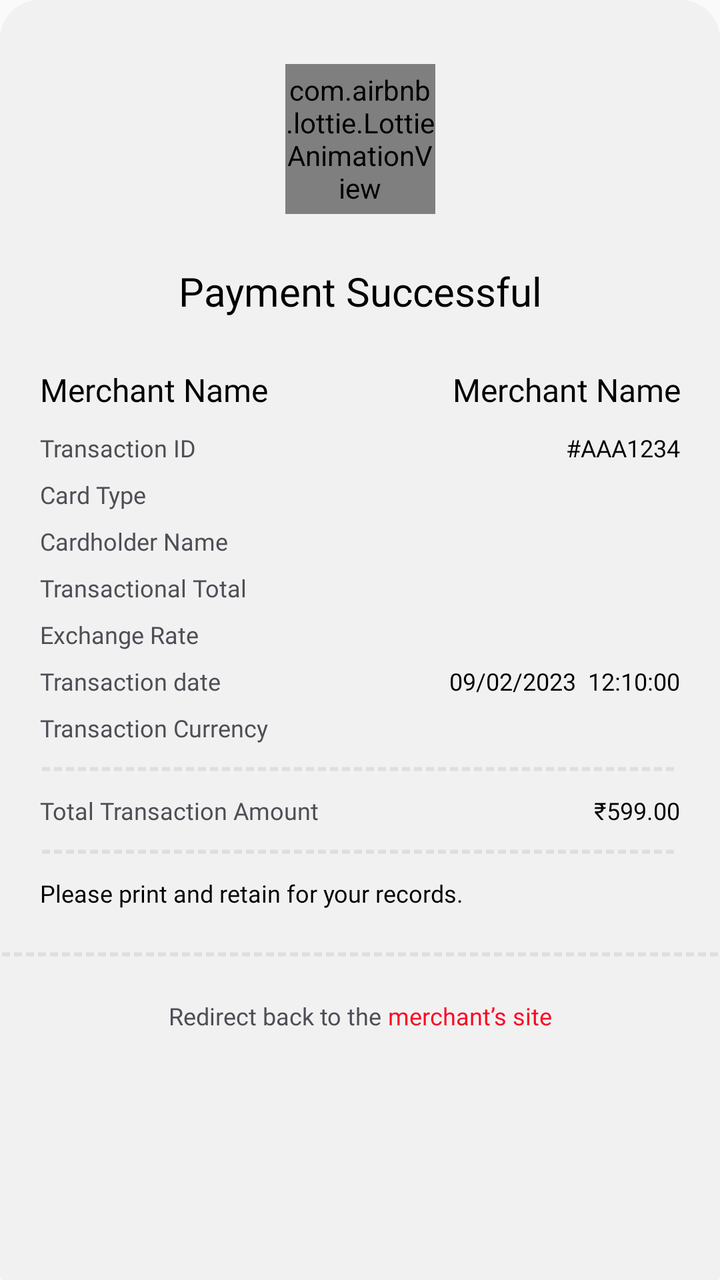
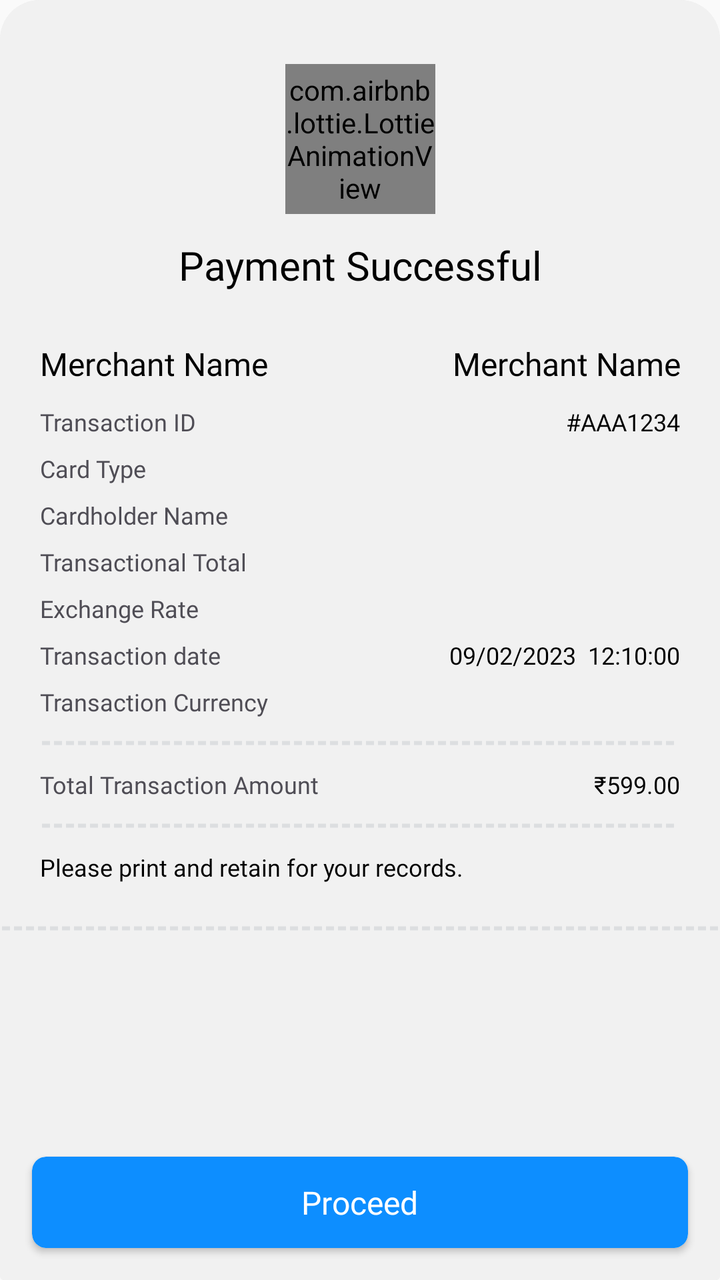

Screens rendered from an Android XML layout before and after an edit, with the pre-edit source and the edit as a unified diff.
<!-- AndroidManifest.xml: application theme AppTheme -->
<!-- res/layout/fragment_payment_successful_with_details_bottom_sheet.xml -->
<?xml version="1.0" encoding="utf-8"?>
<androidx.coordinatorlayout.widget.CoordinatorLayout xmlns:android="http://schemas.android.com/apk/res/android"
    xmlns:app="http://schemas.android.com/apk/res-auto"
    android:layout_width="match_parent"
    android:layout_height="wrap_content"
    android:background="@drawable/bottom_sheet_bg">

    <FrameLayout
        android:id="@+id/frameLayout1"
        android:layout_width="match_parent"
        android:layout_height="wrap_content"
        android:background="@drawable/bottom_sheet_bg">

        <androidx.constraintlayout.widget.ConstraintLayout
            android:id="@+id/constraintLayout123"
            android:layout_width="match_parent"
            android:layout_height="wrap_content"
            android:background="@drawable/bottom_sheet_bg">

            <RelativeLayout
                android:id="@+id/lottieAnimationViewConstraint"
                android:layout_width="wrap_content"
                android:layout_height="wrap_content"
                android:layout_marginTop="32dp"
                app:layout_constraintEnd_toEndOf="parent"
                app:layout_constraintStart_toStartOf="parent"
                app:layout_constraintTop_toTopOf="parent">

                <com.airbnb.lottie.LottieAnimationView
                    android:id="@+id/lottieAnimationView"
                    android:layout_width="75dp"
                    android:layout_height="75dp"
                    android:layout_centerInParent="true"
                    app:lottie_autoPlay="true"
                    app:lottie_fileName="complete_json.json"
                    app:lottie_loop="true" />

            </RelativeLayout>

            <androidx.constraintlayout.widget.ConstraintLayout
                android:id="@+id/clMainContainer"
                android:layout_width="match_parent"
                android:layout_height="wrap_content"
                android:layout_marginTop="25dp"
                android:layout_marginBottom="150dp"
                app:layout_constraintBottom_toTopOf="@+id/proceedButton"
                app:layout_constraintTop_toBottomOf="@+id/lottieAnimationViewConstraint"
                app:layout_constraintVertical_bias="0.5">

                <TextView
                    android:id="@+id/tvPaymentSuccess"
                    android:layout_width="wrap_content"
                    android:layout_height="wrap_content"
                    android:fontFamily="@font/poppins_medium"
                    android:text="Payment Successful"
                    android:textColor="#000000"
                    android:gravity="center"
                    android:textSize="20sp"
                    app:layout_constraintEnd_toEndOf="parent"
                    app:layout_constraintStart_toStartOf="parent"
                    app:layout_constraintTop_toTopOf="parent" />



                <LinearLayout
                    android:id="@+id/llMainContainer"
                    android:layout_width="0dp"
                    android:orientation="vertical"
                    app:layout_constraintStart_toStartOf="parent"
                    app:layout_constraintEnd_toEndOf="parent"
                    android:layout_marginStart="20dp"
                    android:layout_marginEnd="20dp"
                    app:layout_constraintTop_toBottomOf="@+id/tvPaymentSuccess"
                    android:layout_height="wrap_content"
                    android:layout_marginTop="25dp">

                    <LinearLayout
                        android:id="@+id/llMerchantName"
                        android:layout_width="match_parent"
                        android:orientation="horizontal"
                        android:layout_height="wrap_content"
                        app:layout_constraintEnd_toEndOf="@+id/transactionIDTextView"
                        app:layout_constraintStart_toStartOf="@+id/textView24"
                        app:layout_constraintTop_toBottomOf="@+id/textView"
                        android:weightSum="2">

                        <TextView
                            android:layout_width="0dp"
                            android:layout_weight="1"
                            android:layout_height="wrap_content"
                            android:fontFamily="@font/poppins_medium"
                            android:text="Merchant Name"
                            android:textColor="#000000"
                            android:textSize="16sp"
                            />

                        <TextView
                            android:id="@+id/tvMerchantName"
                            android:layout_width="0dp"
                            android:layout_weight="1"
                            android:layout_height="wrap_content"
                            android:fontFamily="@font/poppins_medium"
                            android:text="Merchant Name"
                            android:textColor="#000000"
                            android:textSize="16sp"
                            android:gravity="end"
                            />


                    </LinearLayout>

                    <LinearLayout
                        android:layout_width="match_parent"
                        android:orientation="horizontal"
                        android:layout_height="wrap_content"
                        android:layout_marginTop="10dp"
                        android:weightSum="2">

                        <TextView
                            android:id="@+id/textView24"
                            android:layout_width="0dp"
                            android:layout_height="wrap_content"
                            android:layout_weight="1"
                            android:fontFamily="@font/poppins"
                            android:text="Transaction ID"
                            android:textColor="#4F4D55"
                            android:textSize="12sp" />

                        <TextView
                            android:id="@+id/transactionIDTextView"
                            android:layout_width="0dp"
                            android:layout_weight="1"
                            android:layout_height="wrap_content"
                            android:fontFamily="@font/poppins_medium"
                            android:text="#AAA1234"
                            android:textColor="#000000"
                            android:gravity="end"
                            android:textSize="12sp" />


                    </LinearLayout>

                    <LinearLayout
                        android:id="@+id/llCardType"
                        android:layout_width="match_parent"
                        android:orientation="horizontal"
                        android:layout_height="wrap_content"
                        android:layout_marginTop="7dp"
                        android:weightSum="2">

                        <TextView
                            android:layout_width="0dp"
                            android:layout_weight="1"
                            android:layout_height="wrap_content"
                            android:fontFamily="@font/poppins"
                            android:text="Card Type"
                            android:textColor="#4F4D55"
                            android:textSize="12sp"
                            />

                        <TextView
                            android:id="@+id/tvCardType"
                            android:layout_width="0dp"
                            android:layout_height="wrap_content"
                            android:fontFamily="@font/poppins_medium"                            android:layout_weight="1"
                            android:text=""
                            android:gravity="end"
                            android:textColor="#000000"
                            android:textSize="12sp" />


                    </LinearLayout>


                    <LinearLayout
                        android:id="@+id/llCardHolderName"
                        android:layout_width="match_parent"
                        android:orientation="horizontal"
                        android:layout_height="wrap_content"
                        android:layout_marginTop="7dp"
                        android:weightSum="2">

                        <TextView
                            android:layout_width="0dp"
                            android:layout_height="wrap_content"
                            android:fontFamily="@font/poppins"                            android:layout_weight="1"
                            android:text="Cardholder Name"
                            android:textColor="#4F4D55"
                            android:textSize="12sp" />

                        <TextView
                            android:id="@+id/tvCardHolderName"
                            android:layout_width="0dp"
                            android:layout_height="wrap_content"
                            android:fontFamily="@font/poppins_medium"
                            android:layout_weight="1"
                            android:text=""
                            android:gravity="end"
                            android:textColor="#000000"
                            android:textSize="12sp" />

                    </LinearLayout>


                    <LinearLayout
                        android:id="@+id/llTransTotal"
                        android:layout_width="match_parent"
                        android:orientation="horizontal"
                        android:layout_height="wrap_content"
                        android:layout_marginTop="7dp"
                        android:weightSum="2">

                        <TextView
                            android:id="@+id/transTotalDCC"
                            android:layout_width="0dp"
                            android:layout_height="wrap_content"
                            android:fontFamily="@font/poppins"                            android:layout_weight="1"
                            android:text="Transactional Total"
                            android:textColor="#4F4D55"
                            android:textSize="12sp" />

                        <TextView
                            android:id="@+id/tvTransTotal"
                            android:layout_width="0dp"
                            android:layout_height="wrap_content"
                            android:fontFamily="@font/poppins_medium"
                            android:layout_weight="1"
                            android:text=""
                            android:gravity="end"
                            android:textColor="#000000"
                            android:textSize="12sp" />

                    </LinearLayout>

                    <LinearLayout
                        android:id="@+id/llExchangeRate"
                        android:layout_width="match_parent"
                        android:orientation="horizontal"
                        android:layout_height="wrap_content"
                        android:layout_marginTop="7dp"
                        android:weightSum="2">

                        <TextView
                            android:layout_width="0dp"
                            android:layout_height="wrap_content"
                            android:fontFamily="@font/poppins"                            android:layout_weight="1"
                            android:text="Exchange Rate"
                            android:textColor="#4F4D55"
                            android:textSize="12sp" />

                        <TextView
                            android:id="@+id/tvExchangeRate"
                            android:layout_width="0dp"
                            android:layout_height="wrap_content"
                            android:fontFamily="@font/poppins_medium"
                            android:layout_weight="1"
                            android:text=""
                            android:gravity="end"
                            android:textColor="#000000"
                            android:textSize="12sp" />


                    </LinearLayout>

                    <LinearLayout
                        android:id="@+id/llMargin"
                        android:layout_width="match_parent"
                        android:orientation="horizontal"
                        android:layout_height="wrap_content"
                        android:layout_marginTop="7dp"
                        android:visibility="gone"
                        android:weightSum="2">

                        <TextView
                            android:layout_width="0dp"
                            android:layout_height="wrap_content"
                            android:fontFamily="@font/poppins"                            android:layout_weight="1"
                            android:text="Margin"
                            android:textColor="#4F4D55"
                            android:textSize="12sp" />

                        <TextView
                            android:id="@+id/tvMargin"
                            android:layout_width="0dp"
                            android:layout_height="wrap_content"
                            android:fontFamily="@font/poppins_medium"
                            android:layout_weight="1"
                            android:text=""
                            android:gravity="end"
                            android:textColor="#000000"
                            android:textSize="12sp" />


                    </LinearLayout>

                    <LinearLayout
                        android:layout_width="match_parent"
                        android:orientation="horizontal"
                        android:layout_height="wrap_content"
                        android:layout_marginTop="7dp"
                        android:weightSum="2">

                        <TextView
                            android:id="@+id/textView26"
                            android:layout_width="0dp"
                            android:layout_height="wrap_content"
                            android:fontFamily="@font/poppins"
                            android:text="Transaction date"
                            android:layout_weight="1"
                            android:textColor="#4F4D55"
                            android:textSize="12sp" />

                        <TextView
                            android:id="@+id/transactionDateAndTimeTextView"
                            android:layout_width="0dp"
                            android:layout_weight="1"
                            android:gravity="end"
                            android:layout_height="wrap_content"
                            android:fontFamily="@font/poppins_medium"
                            android:text="09/02/2023  12:10:00"
                            android:textColor="#000000"
                            android:textSize="12sp"
                            app:layout_constraintEnd_toEndOf="parent" />


                    </LinearLayout>


                    <LinearLayout
                        android:id="@+id/llTransCurrency"
                        android:layout_width="match_parent"
                        android:orientation="horizontal"
                        android:layout_height="wrap_content"
                        android:layout_marginTop="7dp"
                        android:weightSum="2">

                        <TextView
                            android:layout_width="0dp"
                            android:layout_height="wrap_content"
                            android:fontFamily="@font/poppins"                            android:layout_weight="1"
                            android:text="Transaction Currency"
                            android:textColor="#4F4D55"
                            android:textSize="12sp" />

                        <TextView
                            android:id="@+id/tvTransCurrency"
                            android:layout_width="0dp"
                            android:layout_height="wrap_content"
                            android:fontFamily="@font/poppins_medium"
                            android:layout_weight="1"
                            android:text=""
                            android:gravity="end"
                            android:textColor="#000000"
                            android:textSize="12sp" />


                    </LinearLayout>


                    <View
                        android:layout_width="match_parent"
                        android:layout_height="5dp"
                        android:layout_marginTop="10dp"
                        android:background="@drawable/dotted_line" />



                    <LinearLayout
                        android:layout_width="match_parent"
                        android:orientation="horizontal"
                        android:layout_height="wrap_content"
                        android:layout_marginTop="10dp"
                        android:weightSum="2">

                        <TextView
                            android:id="@+id/textView25"
                            android:layout_width="0dp"
                            android:layout_weight="1"
                            android:layout_height="wrap_content"
                            android:fontFamily="@font/poppins"
                            android:text="Total Transaction Amount"
                            android:textColor="#4F4D55"
                            android:textSize="12sp" />

                        <TextView
                            android:id="@+id/transactionAmountTextView"
                            android:layout_width="0dp"
                            android:layout_height="wrap_content"
                            android:fontFamily="@font/inter_medium"
                            android:text="₹599.00"
                            android:layout_weight="1"
                            android:gravity="end"
                            android:textColor="#000000"
                            android:textSize="12sp" />


                    </LinearLayout>



                    <View
                        android:layout_width="match_parent"
                        android:layout_height="5dp"
                        android:layout_marginTop="10dp"
                        android:background="@drawable/dotted_line" />


                    <TextView
                        android:layout_marginTop="10dp"
                        android:id="@+id/tv_info"
                        android:layout_width="match_parent"
                        android:layout_height="wrap_content"
                        android:fontFamily="@font/poppins_medium"
                        android:text="Please print and retain for your records."
                        android:textColor="#000000"
                        android:textSize="12sp" />


                </LinearLayout>



            </androidx.constraintlayout.widget.ConstraintLayout>

            <View
                android:id="@+id/dottedLast"
                android:layout_width="match_parent"
                android:layout_height="5dp"
                android:layout_marginTop="20dp"
                android:background="@drawable/dotted_line"
                app:layout_constraintStart_toStartOf="parent"
                app:layout_constraintEnd_toEndOf="parent"
                android:layout_marginBottom="10dp"
                app:layout_constraintTop_toBottomOf="@+id/clMainContainer"/>


            <LinearLayout
                android:id="@+id/llRedirectLink"
                android:layout_width="wrap_content"
                android:orientation="horizontal"
                android:layout_height="wrap_content"
                android:layout_marginTop="20dp"
                app:layout_constraintStart_toStartOf="parent"
                app:layout_constraintEnd_toEndOf="parent"
                android:layout_marginBottom="10dp"
                app:layout_constraintTop_toBottomOf="@+id/dottedLast"
                >

                <TextView
                    android:layout_width="wrap_content"
                    android:layout_height="wrap_content"
                    android:fontFamily="@font/poppins"
                    android:text="Redirect back to the "
                    android:textColor="#4F4D55"
                    android:textSize="12sp" />

                <TextView
                    android:id="@+id/tvMerchantSite"
                    android:layout_width="wrap_content"
                    android:layout_height="wrap_content"
                    android:fontFamily="@font/inter_medium"
                    android:text="merchant’s site"
                    android:textColor="#FF0023"
                    android:textSize="12sp" />


            </LinearLayout>



            <androidx.cardview.widget.CardView
                android:id="@+id/proceedButton"
                android:layout_width="match_parent"
                android:layout_height="wrap_content"
                android:layout_marginStart="16dp"
                android:layout_marginEnd="16dp"
                android:layout_marginBottom="16dp"
                android:clickable="true"
                android:elevation="0dp"
                app:cardCornerRadius="7dp"
                android:visibility="gone"
                app:layout_constraintBottom_toBottomOf="parent"
                app:layout_constraintEnd_toEndOf="parent"
                app:layout_constraintStart_toStartOf="parent">

                <RelativeLayout
                    android:id="@+id/proceedButtonRelativeLayout"
                    android:layout_width="match_parent"
                    android:layout_height="wrap_content"
                    android:background="@drawable/button_bg"
                    android:padding="12dp">

                    <ProgressBar
                        android:id="@+id/progressBar"
                        android:layout_width="15dp"
                        android:layout_height="15dp"
                        android:layout_centerInParent="true"
                        android:indeterminateDrawable="@drawable/loader_01"
                        android:rotation="90"
                        android:visibility="gone" />

                    <TextView
                        android:id="@+id/textView6"
                        android:layout_width="wrap_content"
                        android:layout_height="wrap_content"
                        android:layout_centerInParent="true"
                        android:fontFamily="@font/poppins_semibold"
                        android:text="Proceed"
                        android:textColor="#FFFFFF"
                        android:textSize="16sp" />
                </RelativeLayout>
            </androidx.cardview.widget.CardView>
        </androidx.constraintlayout.widget.ConstraintLayout>
    </FrameLayout>
</androidx.coordinatorlayout.widget.CoordinatorLayout>
<!-- resources referenced by this layout -->
<resources>
  <!-- drawable bottom_sheet_bg (drawable) -->
  <?xml version="1.0" encoding="utf-8"?>
  <shape xmlns:android="http://schemas.android.com/apk/res/android">
      <solid android:color="#F1F1F1"/>
      <corners android:topLeftRadius="20dp"
          android:topRightRadius="20dp"
          android:bottomLeftRadius="2dp"
          android:bottomRightRadius="2dp"/>
  </shape>
  <!-- drawable button_bg (drawable) -->
  <?xml version="1.0" encoding="utf-8"?>
  <shape xmlns:android="http://schemas.android.com/apk/res/android">
  <solid android:color="#0D8EFF"/>
      <corners android:radius="7dp"/>
  </shape>
  <!-- drawable dotted_line (drawable) -->
  <?xml version="1.0" encoding="utf-8"?>
  <shape xmlns:android="http://schemas.android.com/apk/res/android"
      android:shape="line">
      <stroke
          android:width="2dp"
          android:color="#DCDEE0"
          android:dashWidth="4dp"
          android:dashGap="2dp" />
  </shape>
  <!-- drawable loader_01 (drawable) -->
  <vector xmlns:android="http://schemas.android.com/apk/res/android"
      android:width="20dp"
      android:height="20dp"
      android:viewportWidth="20"
      android:viewportHeight="20">
    <path
        android:pathData="M10,5.929V2.5M10,17.5V14.071M14.071,10H17.5M2.5,10H5.929M12.879,7.121L15.304,4.697M4.696,15.303L7.121,12.879M12.879,12.879L15.304,15.303M4.696,4.697L7.121,7.121"
        android:strokeLineJoin="round"
        android:strokeWidth="2"
        android:fillColor="#00000000"
        android:strokeColor="#ffffff"
        android:strokeLineCap="round"/>
  </vector>
  <style name="AppTheme" parent="Theme.AppCompat.Light.NoActionBar" />
</resources>

<!-- the commit's change to res/layout/fragment_payment_successful_with_details_bottom_sheet.xml (unified diff, before → after) -->
@@ -435,6 +435,7 @@
 
 
             <LinearLayout
+                android:visibility="gone"
                 android:id="@+id/llRedirectLink"
                 android:layout_width="wrap_content"
                 android:orientation="horizontal"
@@ -478,7 +479,7 @@
                 android:clickable="true"
                 android:elevation="0dp"
                 app:cardCornerRadius="7dp"
-                android:visibility="gone"
+                android:visibility="visible"
                 app:layout_constraintBottom_toBottomOf="parent"
                 app:layout_constraintEnd_toEndOf="parent"
                 app:layout_constraintStart_toStartOf="parent">
